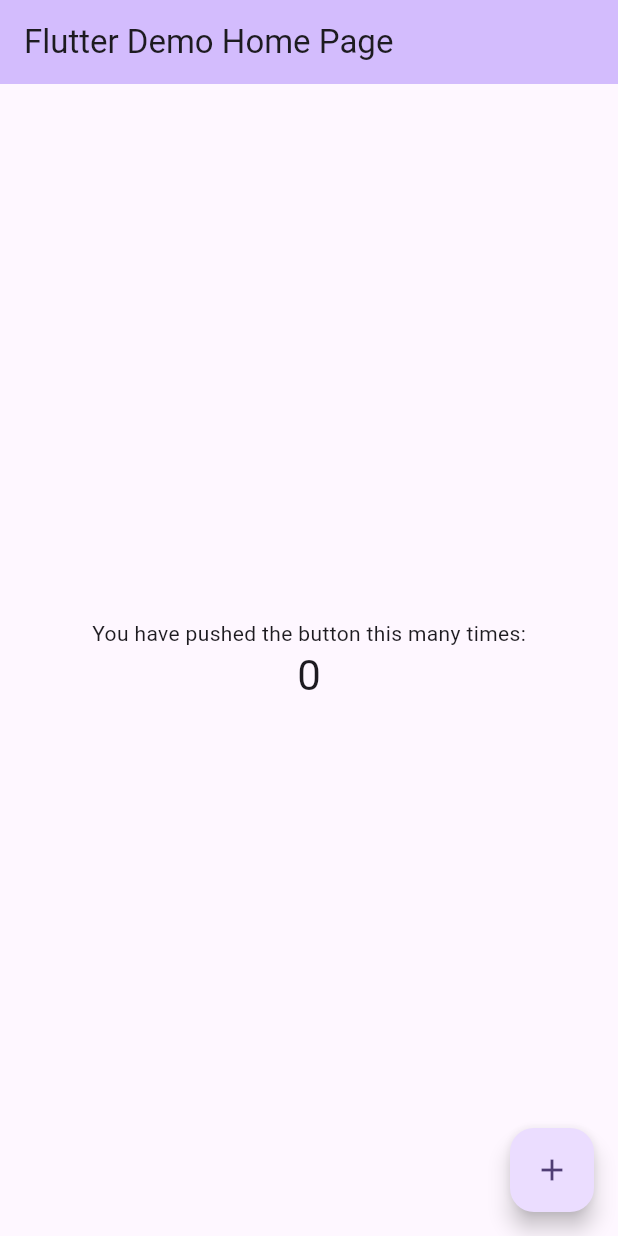
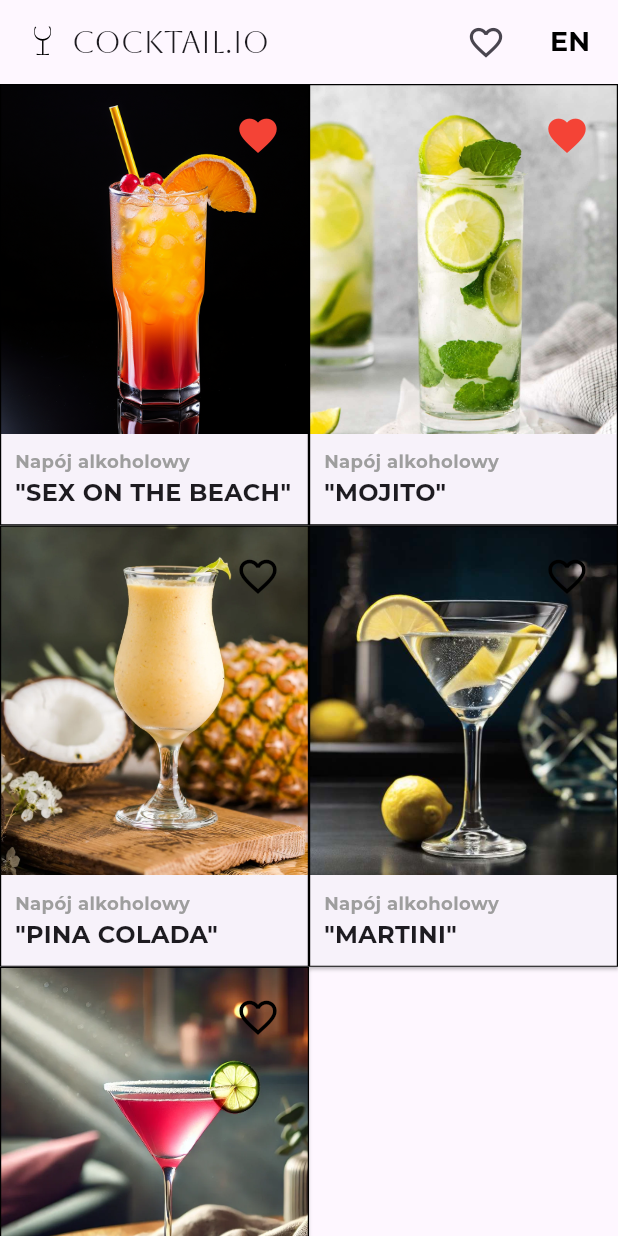
Before and after one commit to muclx/Cocktailio, a Flutter app: the screen it shows after launch, on a phone screen of 412 x 824 dp. Run offline on Flutter 3.47's test engine with Material 3 defaults, Android fonts, the light colour scheme and no system bars; our stand-ins replace flutter_svg; project files that could hold a hidden picture were left out.

Commit message:
creation of the main page

```diff
--- /dev/null
+++ b/lib/components/cocktail.dart
@@ -0,0 +1,14 @@
+// cocktail.dart
+class Cocktail {
+  final String name;
+  final String image;
+  final bool isFavorite;
+  final String description;
+
+  Cocktail({
+    required this.name,
+    required this.image,
+    required this.isFavorite,
+    required this.description,
+  });
+}
--- /dev/null
+++ b/lib/components/cocktail_card.dart
@@ -0,0 +1,75 @@
+// cocktail_card.dart
+import 'package:flutter/material.dart';
+import 'cocktail.dart';
+
+class CocktailCard extends StatelessWidget {
+  final Cocktail cocktail;
+
+  CocktailCard({required this.cocktail});
+
+  @override
+  Widget build(BuildContext context) {
+    return Card(
+      margin: EdgeInsets.zero,
+      shape: RoundedRectangleBorder(
+        borderRadius: BorderRadius.zero,
+        side: BorderSide(
+          color: Colors.black,
+          width: 0.8,
+        ),
+      ),
+      child: Stack(
+        children: [
+          Column(
+            crossAxisAlignment: CrossAxisAlignment.stretch,
+            children: [
+              Expanded(
+                child: ClipRRect(
+                  borderRadius: BorderRadius.zero,
+                  child: Image.asset(
+                    cocktail.image,
+                    fit: BoxFit.cover,
+                  ),
+                ),
+              ),
+              Padding(
+                padding: const EdgeInsets.all(10.0),
+                child: Column(
+                  crossAxisAlignment: CrossAxisAlignment.start,
+                  children: [
+                    Text(
+                      cocktail.description,
+                      style: TextStyle(
+                        fontSize: 12,
+                        color: Colors.grey,
+                      ),
+                    ),
+                    SizedBox(height: 1),
+                    Text(
+                      cocktail.name,
+                      style: TextStyle(
+                        fontSize: 16,
+                      ),
+                    ),
+                  ],
+                ),
+              ),
+            ],
+          ),
+          Positioned(
+            top: 10,
+            right: 10,
+            child: IconButton(
+              icon: Icon(
+                cocktail.isFavorite ? Icons.favorite : Icons.favorite_border,
+                color: cocktail.isFavorite ? Colors.red : Colors.black,
+              ),
+              iconSize: 30,
+              onPressed: () {},
+            ),
+          ),
+        ],
+      ),
+    );
+  }
+}
--- /dev/null
+++ b/lib/components/cocktail_home_page.dart
@@ -0,0 +1,99 @@
+// cocktail_home_page.dart
+import 'package:flutter/material.dart';
+import 'package:flutter_svg/flutter_svg.dart';
+import 'cocktail.dart';
+import 'cocktail_card.dart';
+
+class CocktailHomePage extends StatelessWidget {
+  final List<Cocktail> cocktails = [
+    Cocktail(
+      name: '"SEX ON THE BEACH"',
+      image: 'assets/sex_on_the_beach.jpg',
+      isFavorite: true,
+      description: 'Napój alkoholowy',
+    ),
+    Cocktail(
+      name: '"MOJITO"',
+      image: 'assets/mojito.jpg',
+      isFavorite: true,
+      description: 'Napój alkoholowy',
+    ),
+    Cocktail(
+      name: '"PINA COLADA"',
+      image: 'assets/pina_colada.jpg',
+      isFavorite: false,
+      description: 'Napój alkoholowy',
+    ),
+    Cocktail(
+      name: '"MARTINI"',
+      image: 'assets/martini.jpg',
+      isFavorite: false,
+      description: 'Napój alkoholowy',
+    ),
+    Cocktail(
+      name: '"COSMOPOLITAN"',
+      image: 'assets/cosmopolitan.jpg',
+      isFavorite: false,
+      description: 'Napój alkoholowy',
+    ),
+  ];
+
+  @override
+  Widget build(BuildContext context) {
+    return Scaffold(
+      appBar: AppBar(
+        title: Row(
+          children: [
+            SvgPicture.asset(
+              'assets/Logo/LOGO.svg', // Ścieżka do pliku SVG
+              height: 24.0, // Wysokość ikony
+              width: 24.0, // Szerokość ikony
+            ), // Ikona z drinkiem
+            const SizedBox(width: 8), // Odstęp między ikoną a tytułem
+            const Text(
+              'Cocktail.io',
+              style: TextStyle(
+                fontFamily: 'Aboreto', // Zmiana czcionki tylko dla tytułu
+                fontSize: 20, // Ustal rozmiar czcionki// Ustal styl czcionki
+              ),
+            ),
+          ],
+        ),
+        actions: [
+          IconButton(
+            icon: const Icon(Icons.favorite_border),
+            iconSize: 26,
+            onPressed: () {
+              // Obsługa akcji dla ulubionych
+            },
+          ),
+          TextButton(
+            onPressed: () {
+              // Obsługa akcji dla przycisku "EN"
+            },
+            child: const Text(
+              'EN',
+              style: TextStyle(
+                color: Colors.black, // Kolor tekstu
+                fontSize: 18, // Rozmiar czcionki
+              ),
+            ),
+          ),
+        ],
+      ),
+      body: GridView.builder(
+        padding: EdgeInsets.zero,
+        gridDelegate: SliverGridDelegateWithFixedCrossAxisCount(
+          crossAxisCount: 2,
+          crossAxisSpacing: 0,
+          mainAxisSpacing: 0,
+          childAspectRatio: 0.7,
+        ),
+        itemCount: cocktails.length,
+        itemBuilder: (context, index) {
+          return CocktailCard(cocktail: cocktails[index]);
+        },
+      ),
+    );
+  }
+}
--- a/lib/main.dart
+++ b/lib/main.dart
@@ -1,125 +1,21 @@
+// main.dart
 import 'package:flutter/material.dart';
+import './components/cocktail_home_page.dart';
 
 void main() {
-  runApp(const MyApp());
+  runApp(CocktailApp());
 }
 
-class MyApp extends StatelessWidget {
-  const MyApp({super.key});
-
-  // This widget is the root of your application.
+class CocktailApp extends StatelessWidget {
   @override
   Widget build(BuildContext context) {
     return MaterialApp(
-      title: 'Flutter Demo',
+      title: 'Cocktail App',
       theme: ThemeData(
-        // This is the theme of your application.
-        //
-        // TRY THIS: Try running your application with "flutter run". You'll see
-        // the application has a purple toolbar. Then, without quitting the app,
-        // try changing the seedColor in the colorScheme below to Colors.green
-        // and then invoke "hot reload" (save your changes or press the "hot
-        // reload" button in a Flutter-supported IDE, or press "r" if you used
-        // the command line to start the app).
-        //
-        // Notice that the counter didn't reset back to zero; the application
-        // state is not lost during the reload. To reset the state, use hot
-        // restart instead.
-        //
-        // This works for code too, not just values: Most code changes can be
-        // tested with just a hot reload.
-        colorScheme: ColorScheme.fromSeed(seedColor: Colors.deepPurple),
-        useMaterial3: true,
+        primarySwatch: Colors.blue,
+        fontFamily: 'Montserrat',
       ),
-      home: const MyHomePage(title: 'Flutter Demo Home Page'),
+      home: CocktailHomePage(),
     );
   }
 }
-
-class MyHomePage extends StatefulWidget {
-  const MyHomePage({super.key, required this.title});
-
-  // This widget is the home page of your application. It is stateful, meaning
-  // that it has a State object (defined below) that contains fields that affect
-  // how it looks.
-
-  // This class is the configuration for the state. It holds the values (in this
-  // case the title) provided by the parent (in this case the App widget) and
-  // used by the build method of the State. Fields in a Widget subclass are
-  // always marked "final".
-
-  final String title;
-
-  @override
-  State<MyHomePage> createState() => _MyHomePageState();
-}
-
-class _MyHomePageState extends State<MyHomePage> {
-  int _counter = 0;
-
-  void _incrementCounter() {
-    setState(() {
-      // This call to setState tells the Flutter framework that something has
-      // changed in this State, which causes it to rerun the build method below
-      // so that the display can reflect the updated values. If we changed
-      // _counter without calling setState(), then the build method would not be
-      // called again, and so nothing would appear to happen.
-      _counter++;
-    });
-  }
-
-  @override
-  Widget build(BuildContext context) {
-    // This method is rerun every time setState is called, for instance as done
-    // by the _incrementCounter method above.
-    //
-    // The Flutter framework has been optimized to make rerunning build methods
-    // fast, so that you can just rebuild anything that needs updating rather
-    // than having to individually change instances of widgets.
-    return Scaffold(
-      appBar: AppBar(
-        // TRY THIS: Try changing the color here to a specific color (to
-        // Colors.amber, perhaps?) and trigger a hot reload to see the AppBar
-        // change color while the other colors stay the same.
-        backgroundColor: Theme.of(context).colorScheme.inversePrimary,
-        // Here we take the value from the MyHomePage object that was created by
-        // the App.build method, and use it to set our appbar title.
-        title: Text(widget.title),
-      ),
-      body: Center(
-        // Center is a layout widget. It takes a single child and positions it
-        // in the middle of the parent.
-        child: Column(
-          // Column is also a layout widget. It takes a list of children and
-          // arranges them vertically. By default, it sizes itself to fit its
-          // children horizontally, and tries to be as tall as its parent.
-          //
-          // Column has various properties to control how it sizes itself and
-          // how it positions its children. Here we use mainAxisAlignment to
-          // center the children vertically; the main axis here is the vertical
-          // axis because Columns are vertical (the cross axis would be
-          // horizontal).
-          //
-          // TRY THIS: Invoke "debug painting" (choose the "Toggle Debug Paint"
-          // action in the IDE, or press "p" in the console), to see the
-          // wireframe for each widget.
-          mainAxisAlignment: MainAxisAlignment.center,
-          children: <Widget>[
-            const Text(
-              'You have pushed the button this many times:',
-            ),
-            Text(
-              '$_counter',
-              style: Theme.of(context).textTheme.headlineMedium,
-            ),
-          ],
-        ),
-      ),
-      floatingActionButton: FloatingActionButton(
-        onPressed: _incrementCounter,
-        tooltip: 'Increment',
-        child: const Icon(Icons.add),
-      ), // This trailing comma makes auto-formatting nicer for build methods.
-    );
-  }
-}
```
Also changed, not shown: pubspec.yaml (+21 -3 lines), assets/Logo/LOGO.svg (added), assets/cosmopolitan.jpg (added), assets/daiquiri.jpg (added), assets/fonts/Aboreto-Regular.ttf (added), assets/fonts/Montserrat-Bold.ttf (added), assets/fonts/Montserrat-Regular.ttf (added), assets/martini.jpg (added), assets/mojito.jpg (added), assets/pina_colada.jpg (added), assets/sex_on_the_beach.jpg (added), pubspec.lock, 1 other file.
